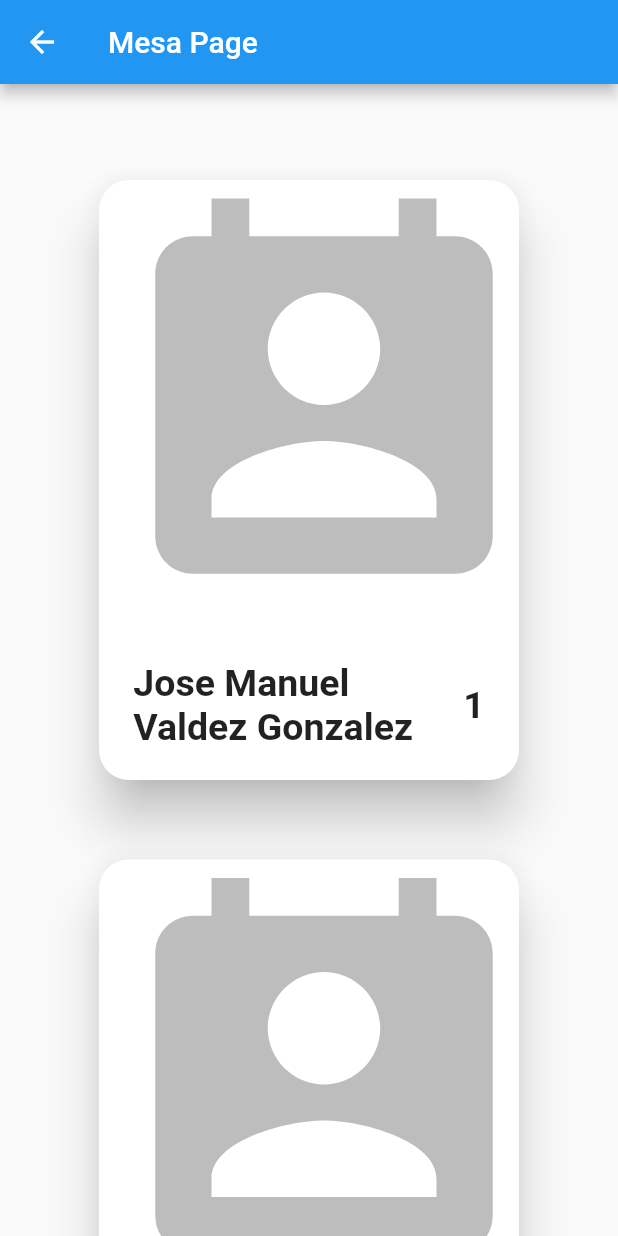
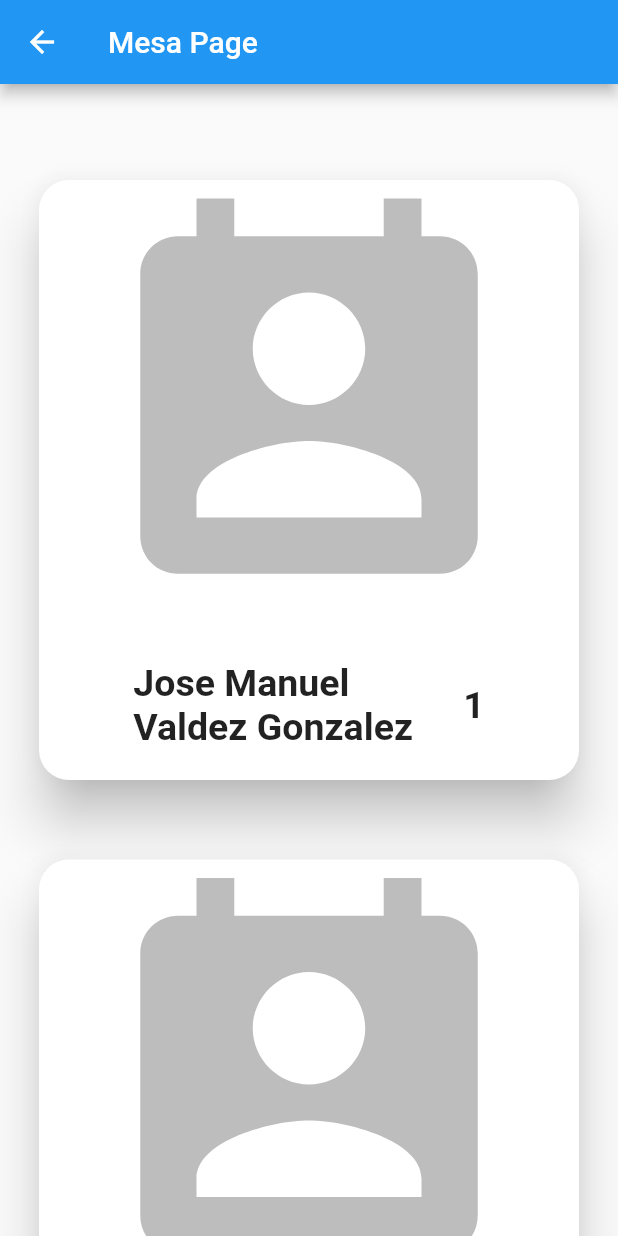
Before and after one commit to Manuel098/restaurant_app, a Flutter app: the screen it shows after launch, after a tap on "Mesas", on a phone screen of 412 x 824 dp. Run offline on Flutter 3.47's test engine with Material 2 defaults, Android fonts, the phone set to English and light mode, and no system bars; our stand-ins replace pdf; missing offline and left inert: flappy_search_bar; network calls fail.

Commit message:
Menu v1.2

```diff
--- a/lib/src/pages/home/index_home.dart
+++ b/lib/src/pages/home/index_home.dart
@@ -1,4 +1,5 @@
 import 'package:flutter/material.dart';
+import 'package:restauran_app/src/pages/home/popUp.dart';
 import 'package:restauran_app/src/providers/home_provider.dart';
 
 class Home extends StatelessWidget {
@@ -7,7 +8,19 @@ class Home extends StatelessWidget {
   @override
   Widget build(BuildContext context) {
     return Scaffold(
-      body: _list()
+      appBar: AppBar(
+        actions: <Widget>[
+          FloatingActionButton(
+            elevation: 20,
+            onPressed: ()=> shouAlert(cont: context),
+            child: CircleAvatar(
+              backgroundColor: Colors.black54,
+              child: Icon(Icons.perm_contact_calendar, size: 45,),radius: 100,
+            ),
+          ),
+        ],
+      ),
+      body: _list(),
     );
   }
 
@@ -21,7 +34,7 @@ class Home extends StatelessWidget {
   List<Widget> _listItems({List<dynamic> lista, BuildContext context}) {
     List<Widget> menuList = List<Widget>();
 
-    menuList.add(SizedBox(height: 70,));
+    menuList.add(SizedBox(height: 30,));
     for (var item in lista) {
       menuList..add(_card(image: item['URL'], route: '/${item['route']}', title: item['title'],context: context))..add(SizedBox(height: 35,));
     }
--- a/lib/src/pages/mesa/index_mesa.dart
+++ b/lib/src/pages/mesa/index_mesa.dart
@@ -41,7 +41,7 @@ class Mesa extends StatelessWidget {
   }
 
   _cardUser({String name, String id})=>Card(
-    margin: EdgeInsets.only(left:50, right: 50),
+    margin: EdgeInsets.only(left:10, right: 10),
     shape: RoundedRectangleBorder(borderRadius: BorderRadius.circular(20)),
     elevation: 15,
     child: Column(
@@ -76,8 +76,8 @@ class Mesa extends StatelessWidget {
           children: <Widget>[
             Text('Mesa ${item['num']}'),
             ButtonBar(children: <Widget>[
-              RaisedButton(onPressed: (){},child: Icon(Icons.navigate_next, color: Colors.white70,),color: Colors.green,elevation: 12, disabledColor: Colors.green,),
-              RaisedButton(onPressed: (){},child: Icon(Icons.cancel, color: Colors.white70,),color: Colors.red,elevation: 12,)
+              RaisedButton(shape: RoundedRectangleBorder(borderRadius: BorderRadius.circular(12)), onPressed: (){},child: Icon(Icons.navigate_next, color: Colors.white70,),color: Colors.green,elevation: 22, disabledColor: Colors.green,),
+              RaisedButton(shape: RoundedRectangleBorder(borderRadius: BorderRadius.circular(12)), onPressed: (){},child: Icon(Icons.cancel, color: Colors.white70,),color: Colors.red,elevation: 22,)
             ],),
           ],
         ));
--- a/lib/src/providers/home_provider.dart
+++ b/lib/src/providers/home_provider.dart
@@ -12,8 +12,7 @@ class _HomeProvider{
     List<dynamic> list =List<dynamic>();
     Map dataMap = json.decode(response);
 
-    List<dynamic> admin = dataMap['admin'];
-    List<dynamic> mesero = dataMap['mesero'];
+    final List<dynamic> admin = dataMap['admin'], mesero = dataMap['mesero'];
 
     permission == 'admin'?list = admin: list = mesero;
     return list;
--- a/pubspec.yaml
+++ b/pubspec.yaml
@@ -23,3 +23,4 @@ flutter:
   assets:
     - assets/loading.gif
     - data/home.json
+    - data/menu.json
```
Also changed, not shown: data/menu.json (added, +16 -0 lines), lib/src/pages/home/popUp.dart (added, +13 -0 lines), lib/src/pages/menu/index_menu.dart (+43 -21 lines), lib/src/providers/menu_provider.dart (added, +18 -0 lines), 1 other file.
